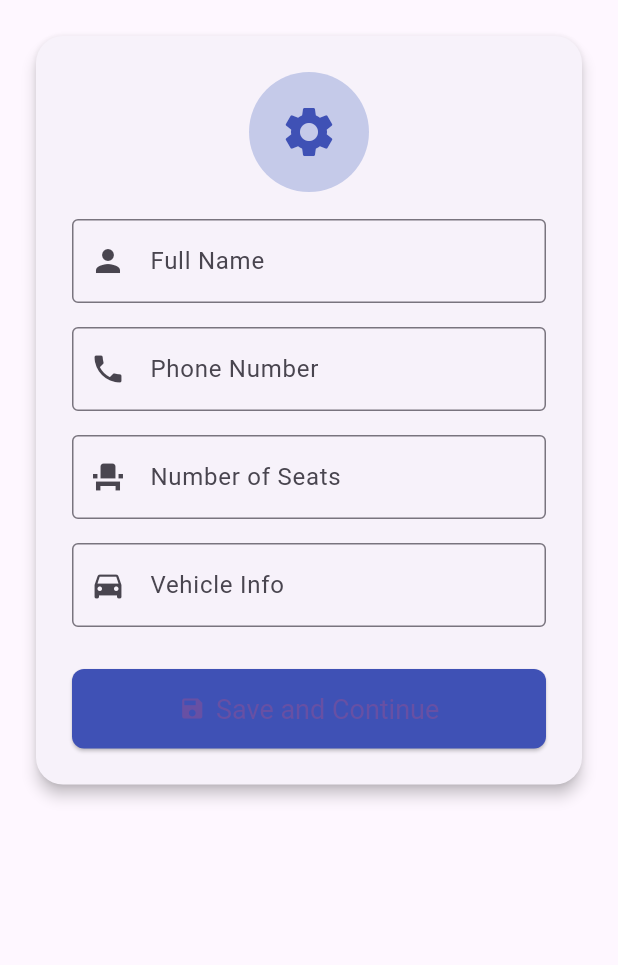
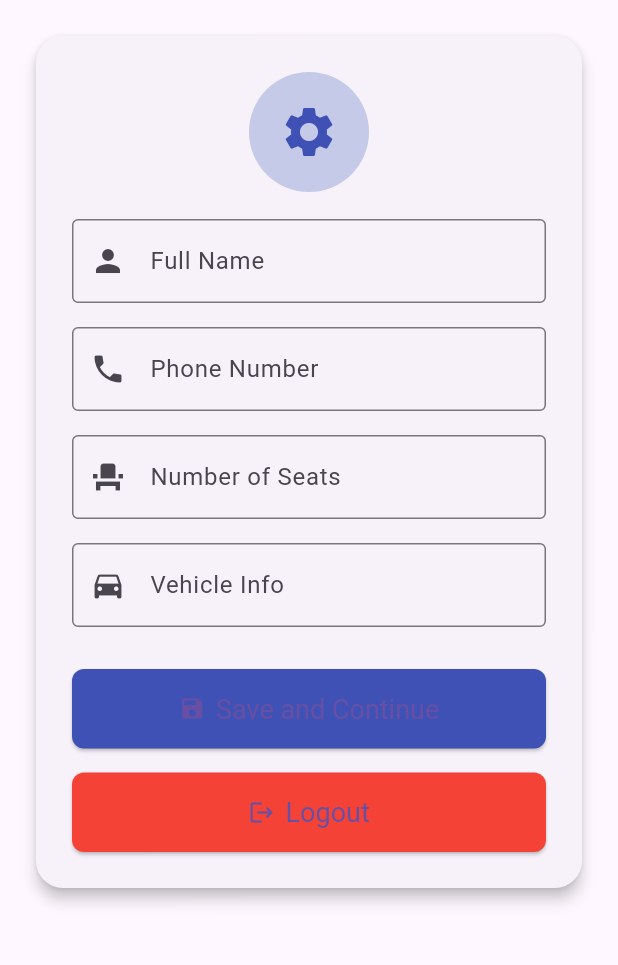
Before and after one commit to TransportLink/Mobile_App, a Flutter app: the DriverProfileSetting screen opened by its route, on a phone screen of 412 x 824 dp, the part 84-1049 px from its top. Run offline on Flutter 3.47's test engine with Material 3 defaults, Android fonts, the phone set to English and light mode, and no system bars; our stand-ins replace geolocator, permission_handler; missing offline and left inert: mapbox_maps_flutter.

Commit message:
init project

```diff
--- a/lib/driver_profile_setting.dart
+++ b/lib/driver_profile_setting.dart
@@ -1,4 +1,6 @@
 import 'package:flutter/material.dart';
+
+import 'logout.dart';
 
 class DriverProfileSetting extends StatefulWidget {
   const DriverProfileSetting({super.key});
@@ -43,67 +45,55 @@ class _DriverProfileSettingState extends State<DriverProfileSetting> {
                           size: 40, color: Colors.indigo),
                     ),
                     const SizedBox(height: 18),
-                    TextFormField(
+                    _buildTextField(
                       controller: _nameController,
-                      decoration: const InputDecoration(
-                        labelText: 'Full Name',
-                        prefixIcon: Icon(Icons.person),
-                        border: OutlineInputBorder(),
-                      ),
-                      validator: (value) =>
-                          value!.isEmpty ? 'Please enter your name' : null,
+                      label: 'Full Name',
+                      icon: Icons.person,
+                      validatorText: 'Please enter your name',
                     ),
                     const SizedBox(height: 16),
-                    TextFormField(
+                    _buildTextField(
                       controller: _phoneController,
-                      decoration: const InputDecoration(
-                        labelText: 'Phone Number',
-                        prefixIcon: Icon(Icons.phone),
-                        border: OutlineInputBorder(),
-                      ),
+                      label: 'Phone Number',
+                      icon: Icons.phone,
                       keyboardType: TextInputType.phone,
-                      validator: (value) =>
-                          value!.isEmpty ? 'Enter your phone number' : null,
+                      validatorText: 'Enter your phone number',
                     ),
                     const SizedBox(height: 16),
-                    TextFormField(
+                    _buildTextField(
                       controller: _seatsController,
-                      decoration: const InputDecoration(
-                        labelText: 'Number of Seats',
-                        prefixIcon: Icon(Icons.event_seat),
-                        border: OutlineInputBorder(),
-                      ),
+                      label: 'Number of Seats',
+                      icon: Icons.event_seat,
                       keyboardType: TextInputType.number,
-                      validator: (value) =>
-                          value!.isEmpty ? 'Enter number of seats' : null,
+                      validatorText: 'Enter number of seats',
                     ),
                     const SizedBox(height: 16),
-                    TextFormField(
+                    _buildTextField(
                       controller: _vehicleController,
-                      decoration: const InputDecoration(
-                        labelText: 'Vehicle Info',
-                        prefixIcon: Icon(Icons.directions_car),
-                        border: OutlineInputBorder(),
-                      ),
-                      validator: (value) =>
-                          value!.isEmpty ? 'Enter vehicle information' : null,
+                      label: 'Vehicle Info',
+                      icon: Icons.directions_car,
+                      validatorText: 'Enter vehicle information',
                     ),
                     const SizedBox(height: 28),
-                    SizedBox(
-                      width: double.infinity,
-                      child: ElevatedButton.icon(
-                        onPressed: _saveProfile,
-                        icon: const Icon(Icons.save),
-                        label: const Text('Save and Continue'),
-                        style: ElevatedButton.styleFrom(
-                          backgroundColor: Colors.indigo,
-                          padding: const EdgeInsets.symmetric(vertical: 16),
-                          textStyle: const TextStyle(fontSize: 18),
-                          shape: RoundedRectangleBorder(
-                            borderRadius: BorderRadius.circular(8),
+                    _buildPrimaryButton(
+                      text: 'Save and Continue',
+                      icon: Icons.save,
+                      color: Colors.indigo,
+                      onPressed: _saveProfile,
+                    ),
+                    const SizedBox(height: 16),
+                    _buildPrimaryButton(
+                      text: 'Logout',
+                      icon: Icons.logout,
+                      color: Colors.red,
+                      onPressed: () {
+                        Navigator.push(
+                          context,
+                          MaterialPageRoute(
+                            builder: (_) => const LogoutScreen(),
                           ),
-                        ),
-                      ),
+                        );
+                      },
                     ),
                   ],
                 ),
@@ -112,6 +102,58 @@ class _DriverProfileSettingState extends State<DriverProfileSetting> {
           ),
         ),
       ),
+    );
+  }
+
+  @override
+  void dispose() {
+    _nameController.dispose();
+    _phoneController.dispose();
+    _seatsController.dispose();
+    _vehicleController.dispose();
+    super.dispose();
+  }
+
+  Widget _buildPrimaryButton({
+    required String text,
+    required IconData icon,
+    required Color color,
+    required VoidCallback onPressed,
+  }) {
+    return SizedBox(
+      width: double.infinity,
+      child: ElevatedButton.icon(
+        onPressed: onPressed,
+        icon: Icon(icon),
+        label: Text(text),
+        style: ElevatedButton.styleFrom(
+          backgroundColor: color,
+          padding: const EdgeInsets.symmetric(vertical: 16),
+          textStyle: const TextStyle(fontSize: 18),
+          shape: RoundedRectangleBorder(
+            borderRadius: BorderRadius.circular(8),
+          ),
+        ),
+      ),
+    );
+  }
+
+  Widget _buildTextField({
+    required TextEditingController controller,
+    required String label,
+    required IconData icon,
+    required String validatorText,
+    TextInputType keyboardType = TextInputType.text,
+  }) {
+    return TextFormField(
+      controller: controller,
+      decoration: InputDecoration(
+        labelText: label,
+        prefixIcon: Icon(icon),
+        border: const OutlineInputBorder(),
+      ),
+      keyboardType: keyboardType,
+      validator: (value) => value!.isEmpty ? validatorText : null,
     );
   }
 
```
Also changed, not shown: lib/logout.dart (added, +120 -0 lines).
